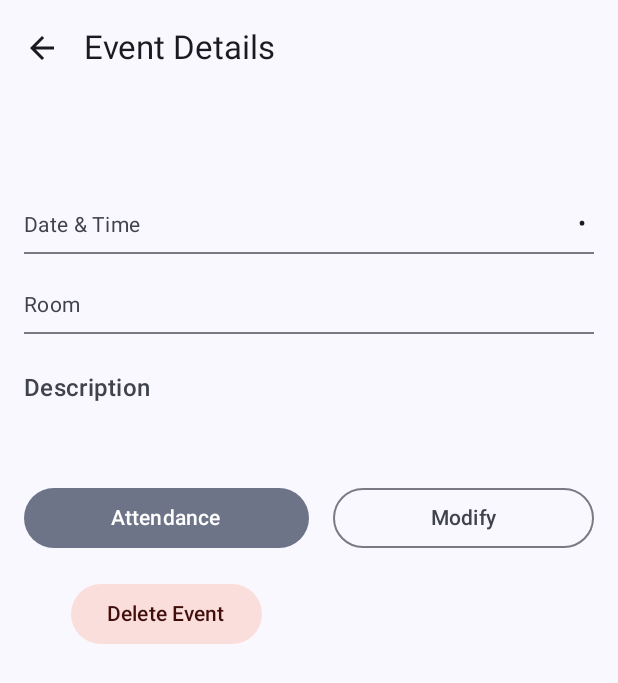
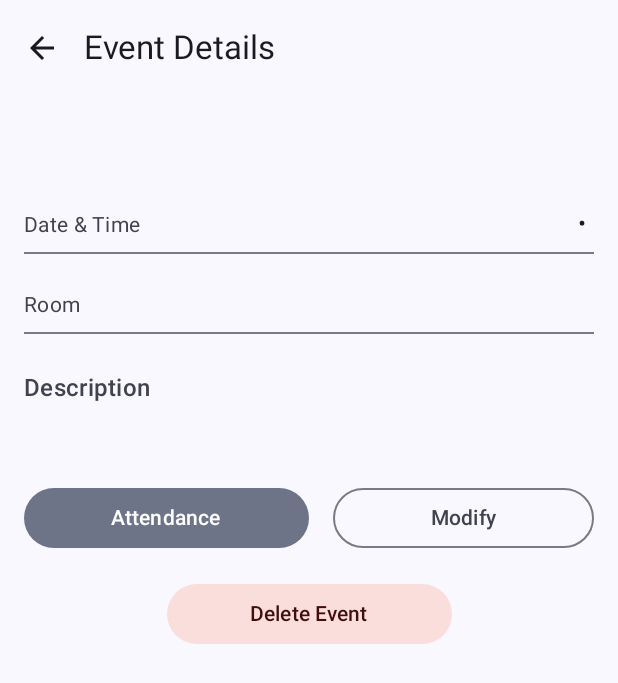
Before and after one commit to yazanalkherret/gju-events, an Android app built with Jetpack Compose: the composable EventDetailsScreen called with empty values, on a phone screen of 412 x 824 dp. Shown: the top 683 px of the screen. Run offline under Robolectric (Android 15) with nearby library versions, the phone set to English and light mode, and no system bars; our stand-ins replace Firebase (no records; nobody signed in at launch, a user with empty details on screens opened directly).

```diff
--- a/app/src/main/java/com/example/myapplication/screens/EventDetailsScreen.kt
+++ b/app/src/main/java/com/example/myapplication/screens/EventDetailsScreen.kt
@@ -145,13 +145,14 @@ fun EventDetailsScreen(navController: NavController, viewModel: EventViewModel,
 
                     // Delete Button
                     Row(
-                        modifier = Modifier.width(190.dp)
+                        modifier = Modifier
                             .fillMaxWidth()
                             .padding(top = 16.dp, bottom = 24.dp),
                         horizontalArrangement = Arrangement.Center
                     ) {
                         FilledTonalButton(
                             onClick = { showDeleteDialog = true },
+                            modifier = Modifier.width(190.dp), // Match width of other buttons
                             colors = ButtonDefaults.filledTonalButtonColors(
                                 containerColor = MaterialTheme.colorScheme.errorContainer,
                                 contentColor = MaterialTheme.colorScheme.onErrorContainer
```
